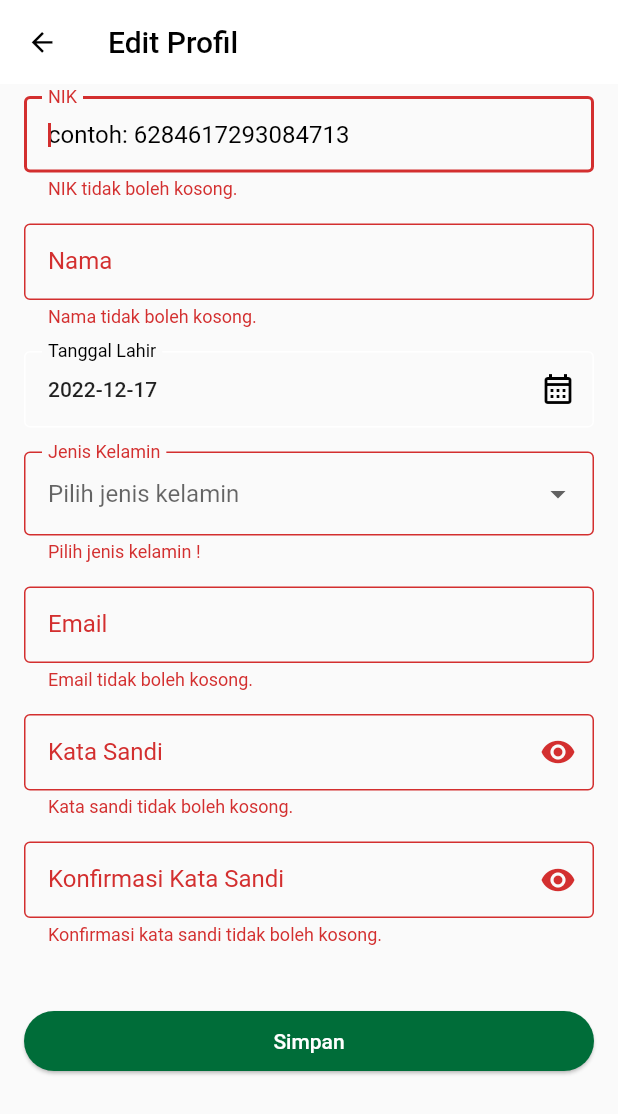
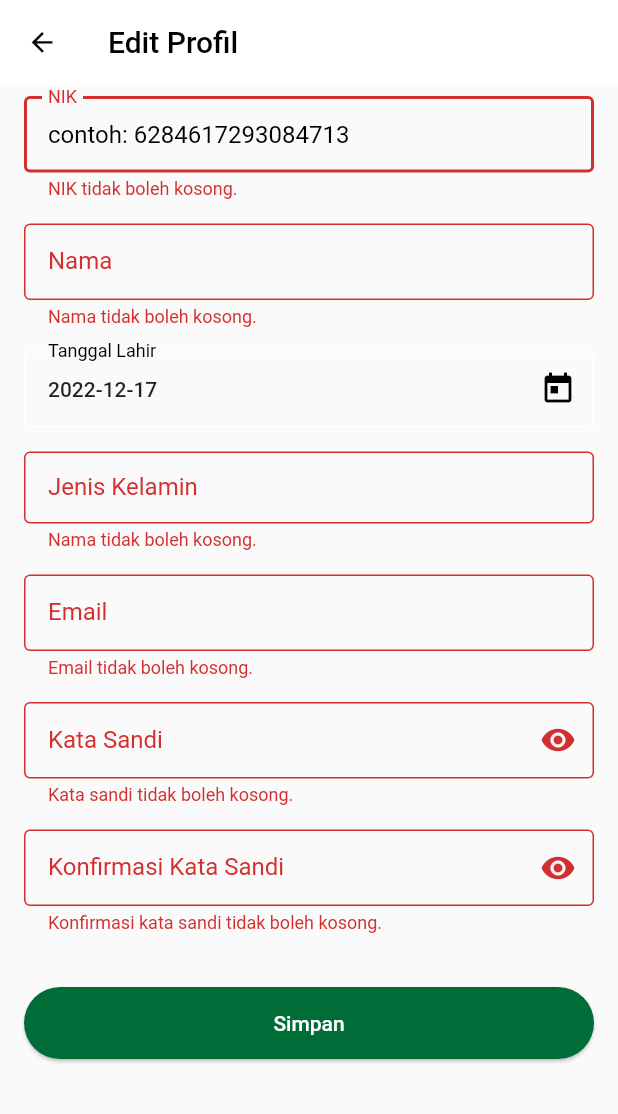
Before and after one commit to capstone-kelompok12/vaksin-id-flutter, a Flutter app: the EditProfileScreen screen opened directly, after a tap on "Simpan", on a phone screen of 412 x 824 dp. Shown: the top 1114 px of the screen. Run offline on Flutter 3.47's test engine with Material 2 defaults, Android fonts, the phone set to English and light mode, and no system bars; our stand-ins replace carousel_slider, dio, email_validator, faker, geocoding, geolocator and 3 more; missing offline and left inert: clippy_flutter, custom_info_window; accounts and stored records are empty; statements that could not run were skipped.

Commit message:
menambahkan fungsi edit profile

```diff
--- a/lib/view/auth/login_screen.dart
+++ b/lib/view/auth/login_screen.dart
@@ -72,7 +72,7 @@ class _LoginScreenState extends State<LoginScreen> {
                         prefixIcon: const Icon(Icons.mail),
                         floatingLabelBehavior: FloatingLabelBehavior.always,
                         label: const Text('Email'),
-                        hintText: 'Masukkan email',
+                        hintText: 'contoh:hi@gmail.com',
                         border: OutlineInputBorder(
                           borderRadius: BorderRadius.circular(4),
                         ),
@@ -104,7 +104,7 @@ class _LoginScreenState extends State<LoginScreen> {
                             prefixIcon: const Icon(Icons.lock),
                             floatingLabelBehavior: FloatingLabelBehavior.always,
                             label: const Text('Kata sandi'),
-                            hintText: 'Masukkan kata sandi',
+                            hintText: 'contoh:Ajsk01. ',
                             border: OutlineInputBorder(
                               borderRadius: BorderRadius.circular(4),
                             ),
--- a/lib/view/profile/edit_profile_screen.dart
+++ b/lib/view/profile/edit_profile_screen.dart
@@ -3,7 +3,7 @@ import 'package:flutter/material.dart';
 import 'package:intl/intl.dart';
 import 'package:provider/provider.dart';
 import 'package:vaksin_id_flutter/models/profile/edit_profile_model.dart';
-import 'package:vaksin_id_flutter/models/profile/profile_model.dart';
+import 'package:vaksin_id_flutter/view/component/snackbar_message.dart';
 import 'package:vaksin_id_flutter/view_model/profile/profile_view_model.dart';
 
 class EditProfileScreen extends StatefulWidget {
@@ -18,6 +18,7 @@ class _EditProfileScreenState extends State<EditProfileScreen> {
   TextEditingController nikController = TextEditingController();
   TextEditingController namaController = TextEditingController();
   TextEditingController dateController = TextEditingController();
+  TextEditingController genderController = TextEditingController();
   TextEditingController emailController = TextEditingController();
   TextEditingController kataSandiController = TextEditingController();
   TextEditingController konfirmasiKataSandiController = TextEditingController();
@@ -46,12 +47,16 @@ class _EditProfileScreenState extends State<EditProfileScreen> {
     namaController =
         TextEditingController(text: profile.profile.dataUser!.fullname);
     dateController = TextEditingController(text: profile.birthday);
-    // profile.birthday = "";
+    genderController = TextEditingController(
+        text: profile.profile.dataUser!.gender == 'L'
+            ? 'Laki-laki'
+            : 'Perempuan');
     emailController =
         TextEditingController(text: profile.profile.dataUser!.email);
-    // kataSandiController = TextEditingController(text: profile.profile.dataUser!.kataSandi);
-    // konfirmasiKataSandiController = TextEditingController(text: profile.profile.dataUser!.konfirmasiKataSandi);
-    profile.checkGender();
+    kataSandiController =
+        TextEditingController(text: profile.profile.dataUser!.password);
+    konfirmasiKataSandiController =
+        TextEditingController(text: profile.profile.dataUser!.password);
   }
 
   @override
@@ -75,14 +80,15 @@ class _EditProfileScreenState extends State<EditProfileScreen> {
           padding: const EdgeInsets.symmetric(horizontal: 16, vertical: 8),
           child: Consumer<ProfileViewModel>(
             builder: (context, profile, child) {
-              final data = profile.profile;
               return Form(
                 key: _formKey,
+                autovalidateMode: AutovalidateMode.always,
                 child: Column(
                   crossAxisAlignment: CrossAxisAlignment.stretch,
                   children: [
                     TextFormField(
                       controller: nikController,
+                      readOnly: true,
                       autofocus: true,
                       keyboardType: TextInputType.number,
                       decoration: InputDecoration(
@@ -107,6 +113,7 @@ class _EditProfileScreenState extends State<EditProfileScreen> {
                     TextFormField(
                       controller: namaController,
                       autofocus: true,
+                      textCapitalization: TextCapitalization.words,
                       decoration: InputDecoration(
                         hintStyle: const TextStyle(
                             fontSize: 16, fontWeight: FontWeight.w400),
@@ -136,7 +143,7 @@ class _EditProfileScreenState extends State<EditProfileScreen> {
                             fontSize: 16, fontWeight: FontWeight.w400),
                         labelStyle: const TextStyle(
                             fontSize: 16, fontWeight: FontWeight.w400),
-                        suffixIcon: const Icon(Icons.calendar_month_outlined),
+                        suffixIcon: const Icon(Icons.today),
                         hintText: profile.selectDate == null
                             ? "yyyy-MM-dd"
                             : profile.birthday,
@@ -157,34 +164,25 @@ class _EditProfileScreenState extends State<EditProfileScreen> {
                     const SizedBox(
                       height: 16,
                     ),
-                    DropdownButtonFormField<String>(
+                    TextFormField(
+                      controller: genderController,
+                      autofocus: true,
+                      readOnly: true,
                       decoration: InputDecoration(
                         hintStyle: const TextStyle(
                             fontSize: 16, fontWeight: FontWeight.w400),
                         labelStyle: const TextStyle(
                             fontSize: 16, fontWeight: FontWeight.w400),
-                        label: const Text('Jenis Kelamin'),
+                        labelText: "Jenis Kelamin",
                         border: OutlineInputBorder(
-                          borderRadius: BorderRadius.circular(4),
+                            borderRadius: BorderRadius.circular(4)),
                       ),
-                      ),
-                      value: profile.selectjenisKelamin,
-                      validator: (value) =>
-                          value == null ? 'Pilih jenis kelamin !' : null,
-                      hint: profile.selectjenisKelamin == null
-                          ? const Text('Pilih jenis kelamin')
-                          : Text('${profile.selectjenisKelamin}'),
-                      onChanged: (value) {
-                        profile.pilihJenisKelamin(value);
+                      validator: (value) {
+                        if (value == null || value.isEmpty) {
+                          return 'Nama tidak boleh kosong.';
+                        }
+                        return null;
                       },
-                      items: profile.jenisKelamin
-                          .map(
-                            (e) => DropdownMenuItem(
-                              value: e,
-                              child: Text(e),
-                            ),
-                          )
-                          .toList(),
                     ),
                     const SizedBox(
                       height: 16,
@@ -272,9 +270,11 @@ class _EditProfileScreenState extends State<EditProfileScreen> {
                               : null,
                     ),
                     const SizedBox(
-                      height: 40,
+                      height: 36,
                     ),
-                    ElevatedButton(
+                    SizedBox(
+                      height: 48,
+                      child: ElevatedButton(
                         style: ElevatedButton.styleFrom(
                           backgroundColor: const Color(0xFF006D39),
                         ),
@@ -288,18 +288,42 @@ class _EditProfileScreenState extends State<EditProfileScreen> {
                         onPressed: () async {
                           if (_formKey.currentState!.validate()) {
                             _formKey.currentState!.save();
-                          await profile.editUsersProfile(EditProfileModel(
+
+                            try {
+                              await profile.editUsersProfile(
+                                EditProfileModel(
                                   nik: nikController.text,
                                   email: emailController.text,
                                   password: kataSandiController.text,
                                   fullname: namaController.text,
-                            phonenum: data.dataUser!.phoneNum,
-                            gender: profile.selectjenisKelamin,
-                            birthdate: profile.birthday,
-                          ));
+                                  gender: genderController.text == 'Laki-laki'
+                                      ? 'L'
+                                      : 'P',
+                                  birthdate: dateController.text,
+                                ),
+                              );
+                              await profile.editUsersProfile(
+                                EditProfileModel(
+                                  nik: nikController.text,
+                                  email: emailController.text,
+                                  password: kataSandiController.text,
+                                  fullname: namaController.text,
+                                  gender: genderController.text == 'Laki-laki'
+                                      ? 'L'
+                                      : 'P',
+                                  birthdate: dateController.text,
+                                ),
+                              );
+
+                              if (mounted) {}
+                              snackbarMessage(context, 'Berhasil Edit Profile');
                               Navigator.pop(context);
+                            } catch (e) {
+                              snackbarMessage(context, 'Gagal Edit Profile');
+                            }
                           }
                         },
+                      ),
                     ),
                   ],
                 ),
--- a/lib/view/profile/profile_screen.dart
+++ b/lib/view/profile/profile_screen.dart
@@ -1,6 +1,5 @@
 import 'package:flutter/material.dart';
 import 'package:provider/provider.dart';
-import 'package:shared_preferences/shared_preferences.dart';
 import 'package:vaksin_id_flutter/services/shared/shared_service.dart';
 import 'package:vaksin_id_flutter/styles/theme.dart';
 import 'package:vaksin_id_flutter/view/component/snackbar_message.dart';
--- a/lib/view_model/profile/profile_view_model.dart
+++ b/lib/view_model/profile/profile_view_model.dart
@@ -35,7 +35,6 @@ class ProfileViewModel extends ChangeNotifier {
 
   Future<void> editUsersProfile(EditProfileModel update) async {
     await profileService.editUserProfile(update);
-    print(update.fullname);
     notifyListeners();
   }
 
```
Also changed, not shown: lib/services/profile/profile_service.dart (+8 -8 lines), lib/view/auth/register_screen.dart (+6 -6 lines). Lines whose indentation alone changed are shown as unchanged.
